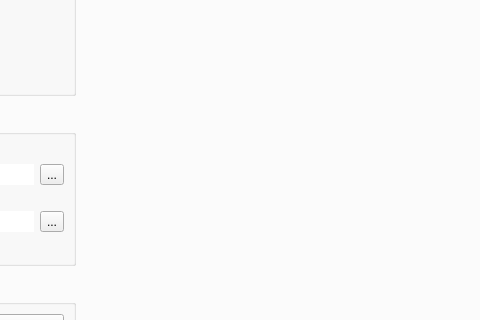
pbek/QOwnNotes, file src/settingsdialog.ui: the form before one commit; both pictures show x 558 to 1038 and y 102 to 422 of the 1237 by 888 pixel window.
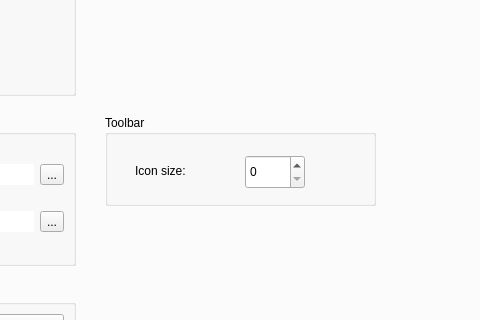
The form after the commit. The open tabs and pages were chosen to show the change. Icons and pictures are not drawn. Custom widgets are drawn as their Qt base class.

Commit message: implemented configuration of the icon size of the main toolbar

```diff
--- a/src/settingsdialog.ui
+++ b/src/settingsdialog.ui
@@ -814,6 +814,42 @@
           </item>
          </layout>
         </widget>
+        <widget class="QGroupBox" name="groupBox_6">
+         <property name="geometry">
+          <rect>
+           <x>650</x>
+           <y>180</y>
+           <width>271</width>
+           <height>91</height>
+          </rect>
+         </property>
+         <property name="title">
+          <string>Toolbar</string>
+         </property>
+         <widget class="QLabel" name="toolbarIconSizeLabel">
+          <property name="geometry">
+           <rect>
+            <x>30</x>
+            <y>40</y>
+            <width>94</width>
+            <height>31</height>
+           </rect>
+          </property>
+          <property name="text">
+           <string>Icon size:</string>
+          </property>
+         </widget>
+         <widget class="QSpinBox" name="toolbarIconSizeSpinBox">
+          <property name="geometry">
+           <rect>
+            <x>140</x>
+            <y>40</y>
+            <width>60</width>
+            <height>34</height>
+           </rect>
+          </property>
+         </widget>
+        </widget>
        </widget>
        <widget class="QWidget" name="tab">
         <attribute name="title">
```
Left out of the diff: 2 changed lines with no effect on the pictures. The commit also changes 6 other files.
